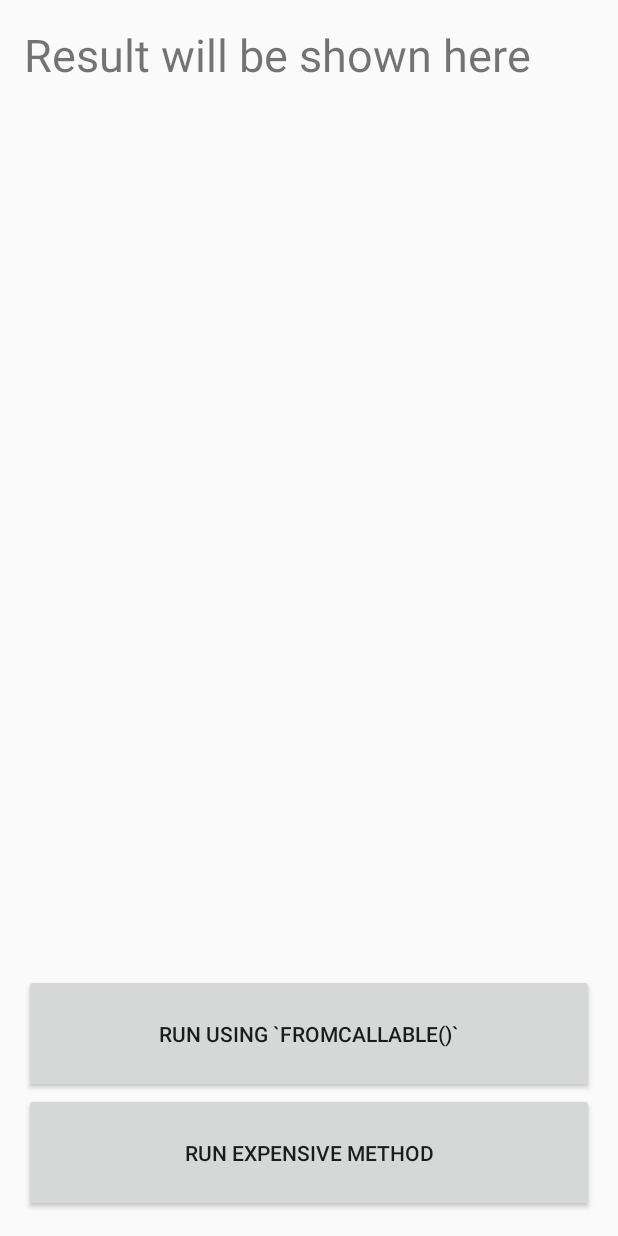
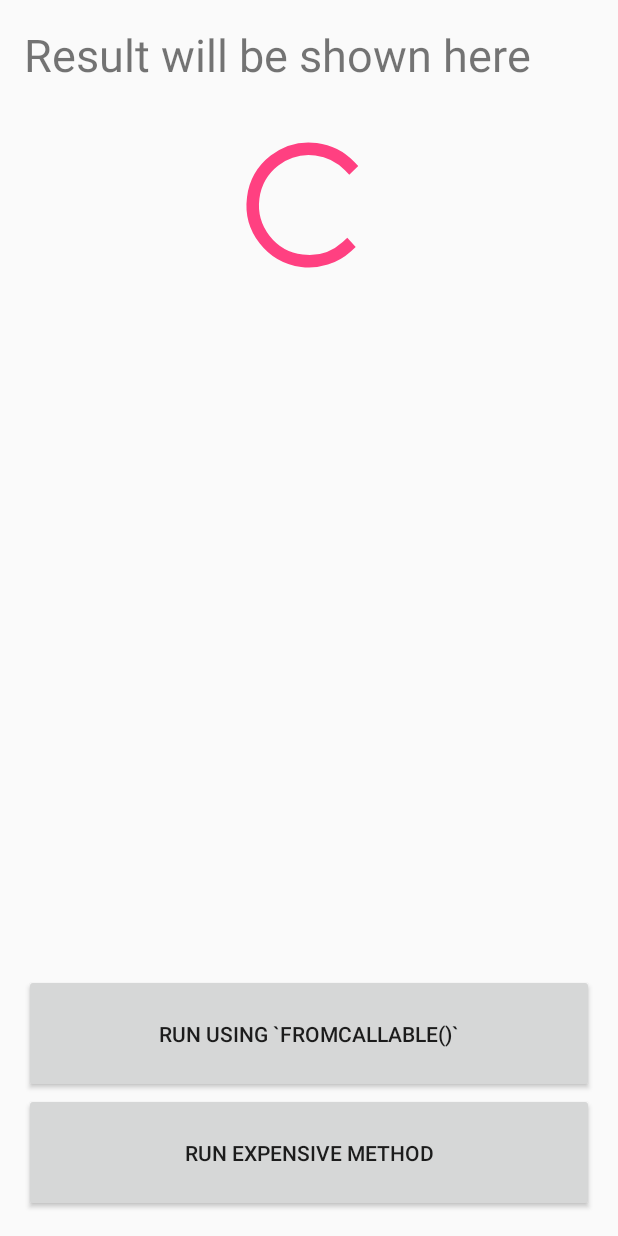
Before and after one commit to CDRussell/CasterRxJava, an Android app: the layout content_main.xml on its own in the app's theme, with its tools: preview values and no code run, on a phone screen of 412 x 824 dp. Run offline under Robolectric (Android 15) with nearby library versions, the phone set to English and light mode, and no system bars.

Commit message:
Add progress bar to demonstrate main thread being abused

```diff
--- a/app/src/main/res/layout/content_main.xml
+++ b/app/src/main/res/layout/content_main.xml
@@ -12,6 +12,16 @@
     app:layout_behavior="@string/appbar_scrolling_view_behavior"
     tools:context="com.cdrussell.caster.rx.casterrxjava.MainActivity"
     tools:showIn="@layout/activity_main">
+
+    <ProgressBar
+        android:id="@+id/progressBar"
+        android:layout_below="@+id/result"
+        android:layout_centerHorizontal="true"
+        android:layout_marginTop="30dp"
+        android:visibility="gone"
+        tools:visibility="visible"
+        android:layout_width="100dp"
+        android:layout_height="100dp" />
 
     <TextView
         android:id="@+id/result"
```
Also changed, not shown: app/src/main/java/com/cdrussell/caster/rx/casterrxjava/MainActivity.java (+18 -1 lines).
